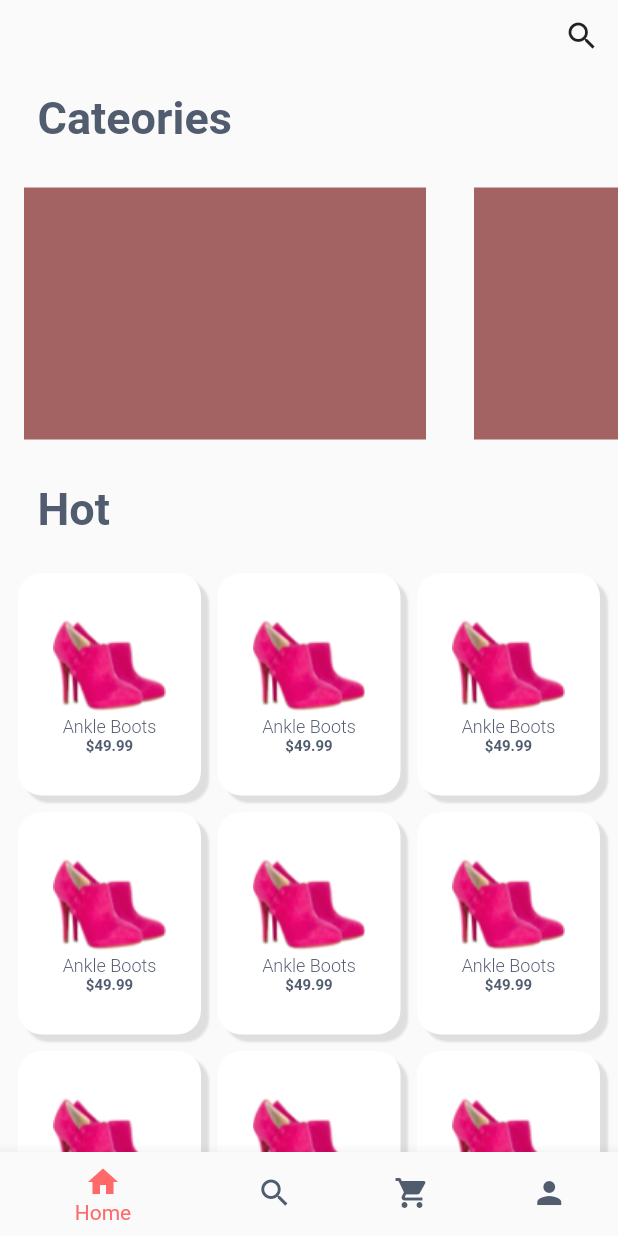
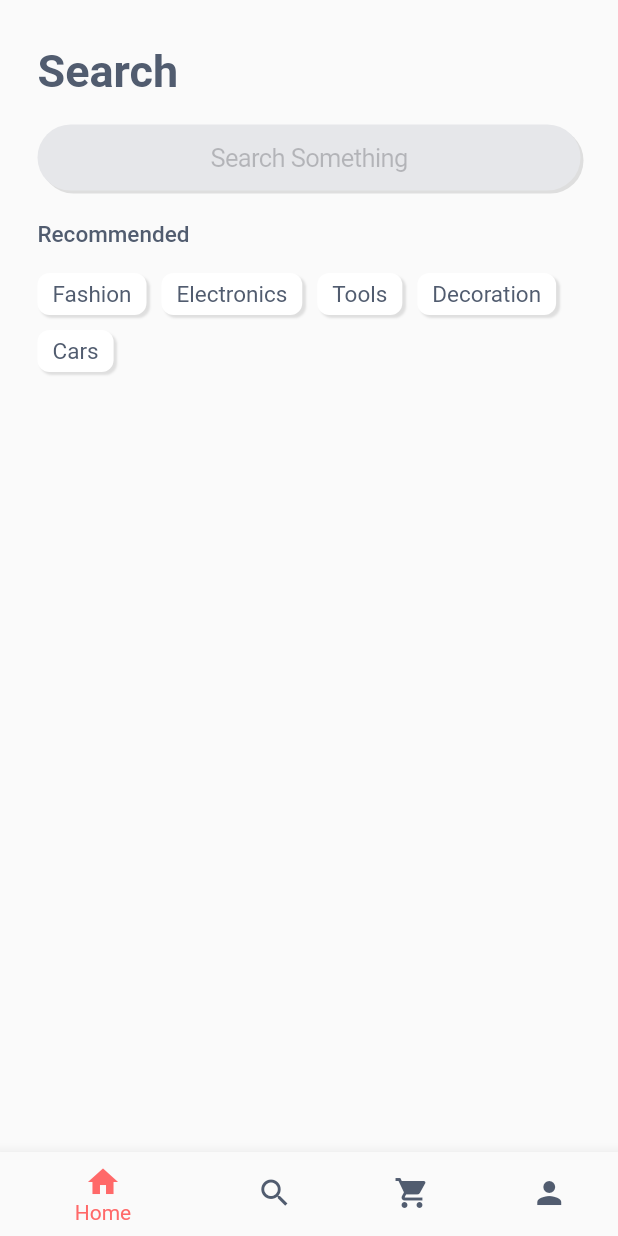
Before and after one commit to swilam202/shopify, a Flutter app: the screen it shows after launch, on a phone screen of 412 x 824 dp. Run offline on Flutter 3.47's test engine with Material 2 defaults, Android fonts, the phone set to English and light mode, and no system bars; our stand-ins replace flutter_bloc.

Commit message:
search page

```diff
--- /dev/null
+++ b/lib/core/widgets/custom text field.dart
@@ -0,0 +1,33 @@
+import 'package:flutter/cupertino.dart';
+import 'package:flutter/material.dart';
+
+import '../styles/style colors.dart';
+
+class CustomTextField extends StatelessWidget {
+  const CustomTextField({
+    super.key,
+    required this.placeholder,
+  });
+
+  final String placeholder;
+  @override
+  Widget build(BuildContext context) {
+    return CupertinoTextField(
+      placeholder: placeholder,
+      textAlign: TextAlign.center,
+      padding: const EdgeInsets.all(12),
+      showCursor: true,
+      cursorColor: StyleColor.orangeColor,
+      decoration: BoxDecoration(
+        color: const Color.fromARGB(255, 230, 231, 234),
+        borderRadius: BorderRadius.circular(40),
+        boxShadow: [
+          BoxShadow(
+            color: Colors.grey.withOpacity(0.3),
+            offset: const Offset(2, 2),
+          ),
+        ],
+      ),
+    );
+  }
+}
--- a/lib/home feature/presentation/pages/base page.dart
+++ b/lib/home feature/presentation/pages/base page.dart
@@ -4,6 +4,7 @@ import 'package:hhhhhhhh/core/styles/style%20colors.dart';
 import 'package:hhhhhhhh/home%20feature/presentation/pages/home%20page.dart';
 
 import '../../../core/styles/text styles.dart';
+import 'search page.dart';
 
 class BasePage extends StatefulWidget {
   const BasePage({super.key});
@@ -18,7 +19,7 @@ class _BasePageState extends State<BasePage> {
   @override
   Widget build(BuildContext context) {
     return Scaffold(
-      body: const HomePage(),
+      body: const SearchPage(),
       bottomNavigationBar: BottomNavigationBar(
         currentIndex: index,
         onTap: (value) => setState(() {
--- /dev/null
+++ b/lib/home feature/presentation/pages/search page.dart
@@ -0,0 +1,88 @@
+import 'package:flutter/cupertino.dart';
+import 'package:flutter/material.dart';
+import 'package:hhhhhhhh/core/styles/style%20colors.dart';
+import 'package:hhhhhhhh/core/styles/text%20styles.dart';
+import 'package:hhhhhhhh/core/widgets/custom%20text%20field.dart';
+
+class SearchPage extends StatelessWidget {
+  const SearchPage({super.key});
+
+  @override
+  Widget build(BuildContext context) {
+    List<String> suggestions = [
+      'Fashion',
+      'Electronics',
+      'Tools',
+      'Decoration',
+      'Cars'
+    ];
+
+    return SafeArea(
+      child: Padding(
+        padding: const EdgeInsets.symmetric(horizontal: 25),
+        child: Column(
+          crossAxisAlignment: CrossAxisAlignment.start,
+          children: [
+            const SizedBox(height: 30),
+            const Text(
+              'Search',
+              style: TextStyles.style30Bold,
+            ),
+            const SizedBox(height: 18),
+            const CustomTextField(placeholder: 'Search Something'),
+            const SizedBox(height: 20),
+            const Text(
+              'Recommended',
+              style: TextStyles.style15Medium,
+            ),
+            const SizedBox(height: 12),
+            Wrap(
+              spacing: 10,
+              children: suggestions
+                  .map(
+                    (suggestion) =>
+                        SearchSuggestionContainer(suggestion: suggestion),
+                  )
+                  .toList(),
+            ),
+          ],
+        ),
+      ),
+    );
+  }
+}
+
+class SearchSuggestionContainer extends StatelessWidget {
+  const SearchSuggestionContainer({
+    super.key,
+    required this.suggestion,
+  });
+
+  final String suggestion;
+  @override
+  Widget build(BuildContext context) {
+    return Container(
+      margin: const EdgeInsets.symmetric(vertical: 5),
+      padding: const EdgeInsets.symmetric(
+        horizontal: 10,
+        vertical: 5,
+      ),
+      decoration: BoxDecoration(
+        color: StyleColor.whiteColor,
+        borderRadius: BorderRadius.circular(8),
+        boxShadow: [
+          BoxShadow(
+            color: Colors.grey.withOpacity(0.3),
+            blurRadius: 0.5,
+            offset: const Offset(2, 2),
+          ),
+        ],
+      ),
+      child: Text(
+        suggestion,
+        style: TextStyles.style15Regular,
+        textAlign: TextAlign.center,
+      ),
+    );
+  }
+}
--- a/lib/home feature/presentation/widgets/home page grid view.dart
+++ b/lib/home feature/presentation/widgets/home page grid view.dart
@@ -32,7 +32,7 @@ class HomePageDataGridView extends StatelessWidget {
                   blurRadius: 0.5,
                   offset: const Offset(5, 5),
                 ),
-              ]),
+              ],),
           child: Column(
             mainAxisAlignment: MainAxisAlignment.center,
             children: [
```
Also changed, not shown: assets/images/text2.png (added).
